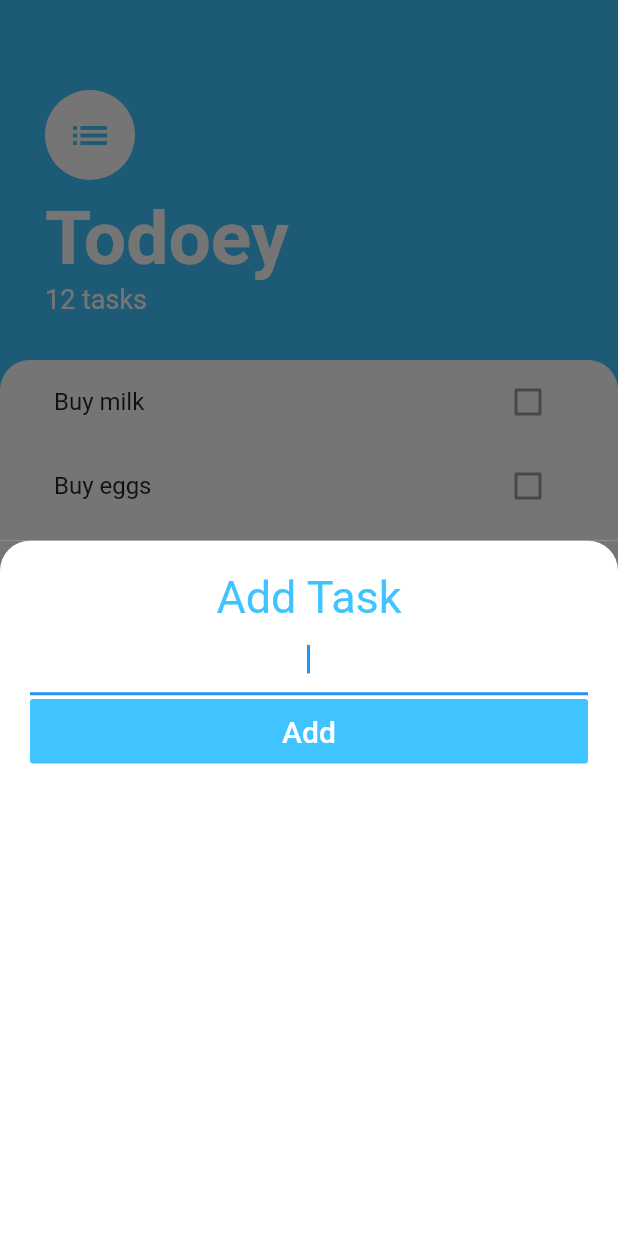
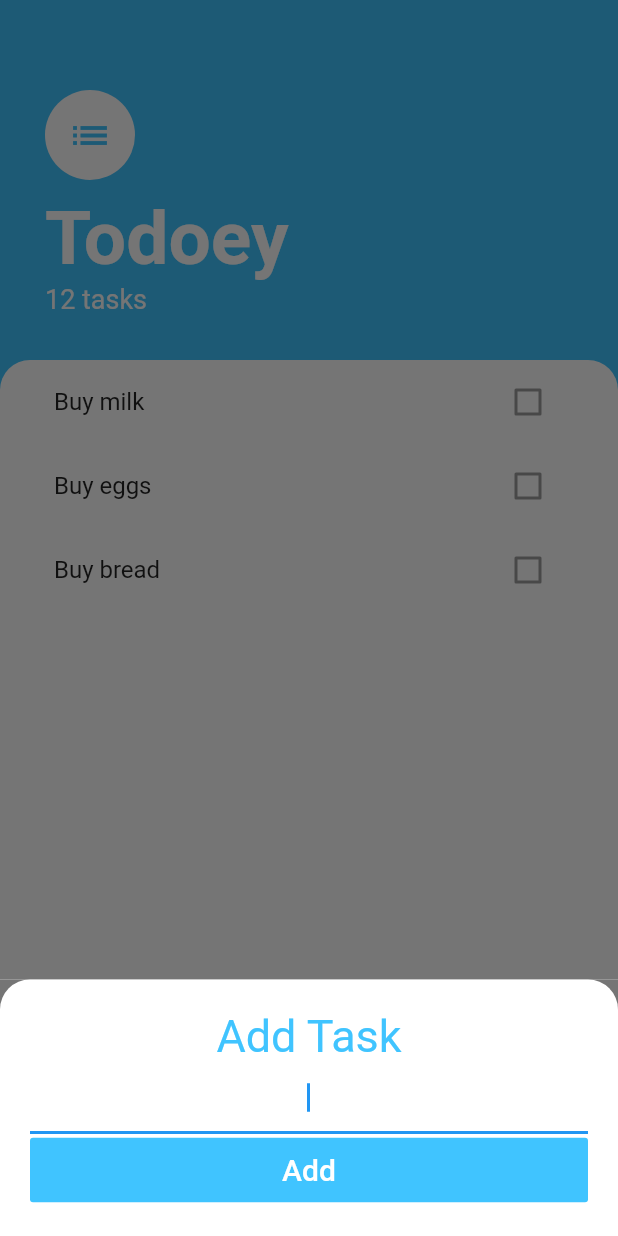
Before and after one commit to vyavdoshenko/flutter_tutorial, a Flutter app: the screen it shows after launch, after a tap on the "add" icon, on a phone screen of 412 x 824 dp. Run offline on Flutter 3.47's test engine with Material 2 defaults, Android fonts, the phone set to English and light mode, and no system bars; our stand-ins replace animated_text_kit, audioplayers, cloud_firestore, firebase_auth, firebase_core, flutter_spinkit and 5 more; missing offline and left inert: dart:ffi; accounts and stored records are empty.

Commit message:
todoey project. fix modal popup to be bottom on keyboard

```diff
--- a/todoey/lib/screens/task_screen.dart
+++ b/todoey/lib/screens/task_screen.dart
@@ -10,7 +10,16 @@ class TasksScreen extends StatelessWidget {
       floatingActionButton: FloatingActionButton(
         onPressed: () {
           showModalBottomSheet(
-              context: context, builder: (context) => AddTaskScreen());
+            context: context,
+            isScrollControlled: true,
+            builder: (context) => SingleChildScrollView(
+              child: Container(
+                padding: EdgeInsets.only(
+                    bottom: MediaQuery.of(context).viewInsets.bottom),
+                child: AddTaskScreen(),
+              ),
+            ),
+          );
         },
         backgroundColor: Colors.lightBlueAccent,
         child: Icon(Icons.add),
```
